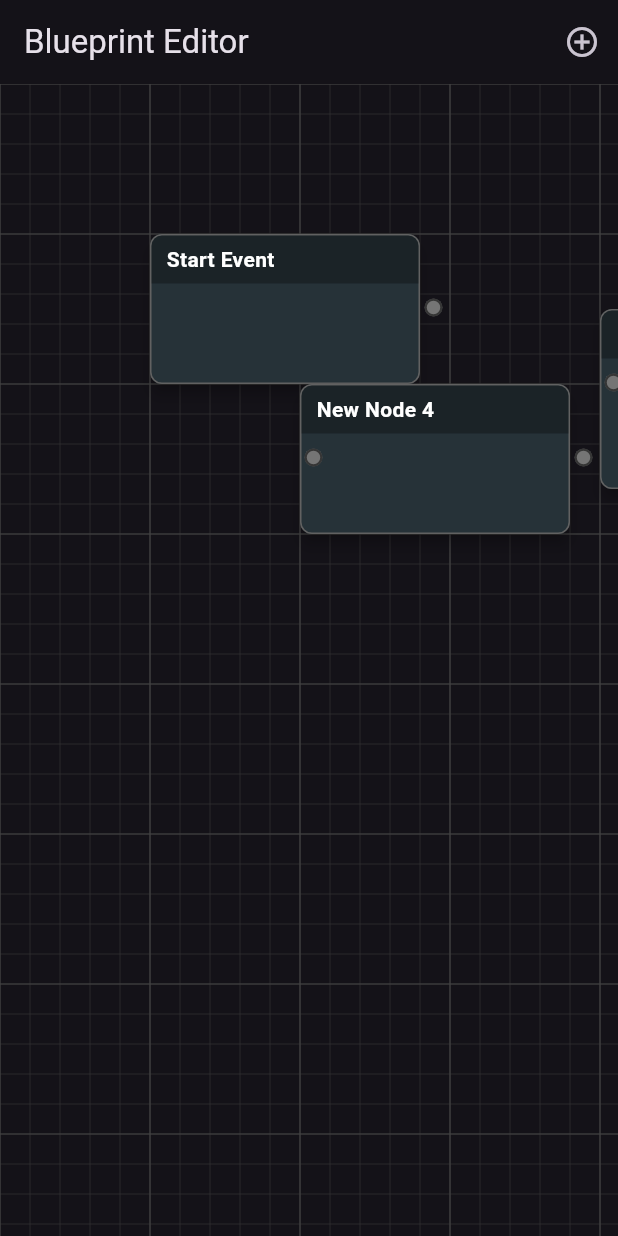
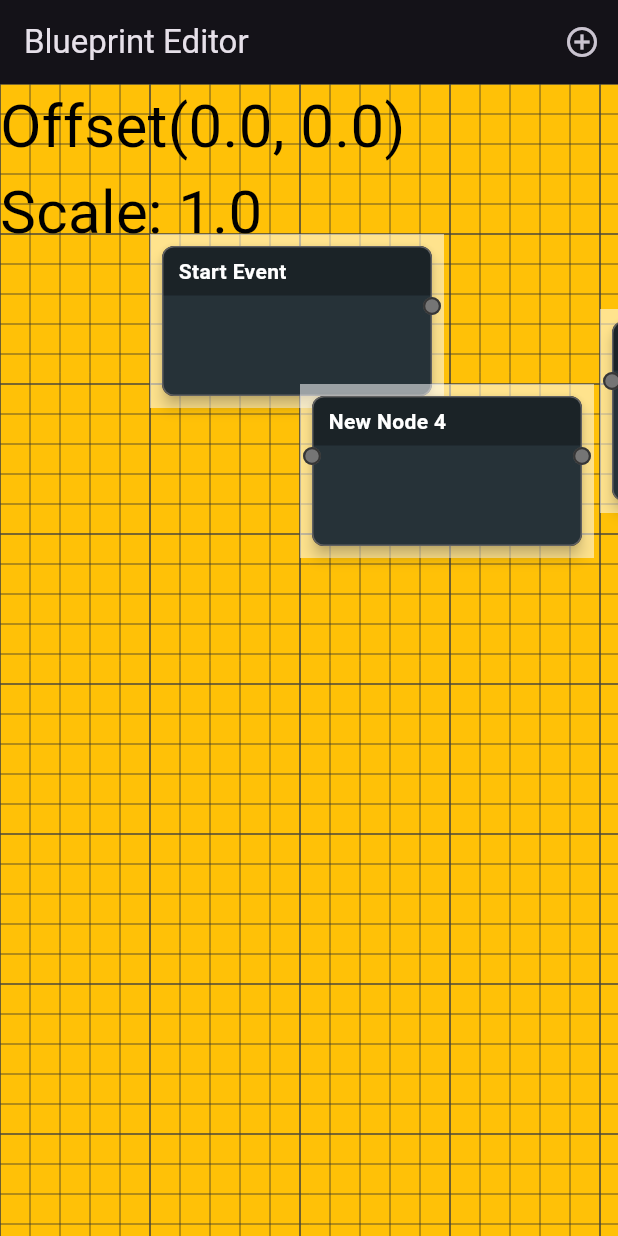
Before and after one commit to bar4488/app_builder, a Flutter app: the screen it shows after launch, after a tap on the "add circle outline" icon, on a phone screen of 412 x 824 dp. Run offline on Flutter 3.47's test engine with Material 3 defaults, Android fonts, the phone set to English and light mode, and no system bars.

Commit message:
basic blueprint implementation

```diff
--- a/lib/main.dart
+++ b/lib/main.dart
@@ -1,5 +1,7 @@
 import 'package:flutter/material.dart';
 import 'dart:math' as math;
+
+import 'package:flutter/src/gestures/events.dart';
 
 // Enum to define pin direction
 enum PinDirection { input, output }
@@ -122,6 +124,9 @@ class BlueprintEditorState extends ChangeNotifier {
   Offset? get dragCurrentPosition => _dragCurrentPosition;
   PinKey? get dragStartPinKey => _dragStartPinKey;
 
+  PinKey? _currentHoverPinKey;
+  PinKey? get currentHoverPinKey => _currentHoverPinKey;
+
   // --- Node Management ---
   void addNode(Node node) {
     node.calculatePinPositions(); // Calculate pin positions when adding
@@ -137,6 +142,11 @@ class BlueprintEditorState extends ChangeNotifier {
           conn.startPinKey.value.startsWith(nodeId) ||
           conn.endPinKey.value.startsWith(nodeId),
     );
+    notifyListeners();
+  }
+
+  void setHoverPinKey(PinKey? pinKey) {
+    _currentHoverPinKey = pinKey;
     notifyListeners();
   }
 
@@ -184,43 +194,42 @@ class BlueprintEditorState extends ChangeNotifier {
   void startDraggingConnection(
     PinKey pinKey,
     Offset startPosition,
+    Offset mousePosition,
     PinDirection direction,
   ) {
     _dragStartPinKey = pinKey;
     _dragStartPinPosition = startPosition;
-    _dragCurrentPosition = startPosition; // Initialize current pos
+    _dragCurrentPosition = mousePosition; // Initialize current pos
     dragStartPinDirection = direction;
     notifyListeners();
   }
 
-  void updateDraggingConnection(Offset currentPosition) {
-    if (_dragStartPinKey != null) {
+  void updateDraggingConnection({Offset? currentPosition, Offset? delta}) {
+    if (_dragCurrentPosition != null) {
+      if (currentPosition != null) {
         _dragCurrentPosition = currentPosition;
+      } else if (delta != null) {
+        _dragCurrentPosition = _dragCurrentPosition! + delta;
+      } else {
+        // Throw error
+        throw Exception("No current position or delta provided");
+      }
       notifyListeners();
     }
   }
 
-  void endDraggingConnection({PinKey? endPinKey}) {
+  void endDraggingConnection() {
+    var endPinKey = currentHoverPinKey;
     if (_dragStartPinKey != null &&
         endPinKey != null &&
         _dragStartPinKey != endPinKey) {
       // Ensure connection is between opposite pin types (output -> input)
-      final startPin = findPinByKey(_dragStartPinKey!);
-      final endPin = findPinByKey(endPinKey);
+      var startPin = findPinByKey(_dragStartPinKey!);
+      var endPin = findPinByKey(endPinKey);
 
       if (startPin != null &&
           endPin != null &&
           startPin.direction != endPin.direction) {
-        // Ensure input pins only accept one connection (optional rule)
-        if (endPin.direction == PinDirection.input) {
-          _connections.removeWhere((conn) => conn.endPinKey == endPinKey);
-        }
-        if (startPin.direction == PinDirection.output) {
-          _connections.removeWhere(
-            (conn) => conn.startPinKey == _dragStartPinKey!,
-          );
-        }
-
         // Determine correct start/end based on direction
         final outputPinKey =
             (startPin.direction == PinDirection.output)
@@ -230,6 +239,9 @@ class BlueprintEditorState extends ChangeNotifier {
             (startPin.direction == PinDirection.input)
                 ? _dragStartPinKey!
                 : endPinKey;
+
+        // Ensure input pins only accept one connection (optional rule)
+        _connections.removeWhere((conn) => conn.endPinKey == inputPinKey);
 
         _connections.add(
           Connection(startPinKey: outputPinKey, endPinKey: inputPinKey),
@@ -277,9 +289,9 @@ class BlueprintEditorState extends ChangeNotifier {
       if (node != null) {
         // Pin position is relative to node's top-left + node position + canvas offset
         return node.position +
+            const Offset(8, 8) + // padding TODO: remove
             pin.relativePosition +
-            const Offset(6, 6) +
-            _canvasOffset; // Add pin radius offset
+            const Offset(6, 6); // center location
       }
     }
     return null;
@@ -320,7 +332,9 @@ class BlueprintEditorPage extends StatefulWidget {
 
 class _BlueprintEditorPageState extends State<BlueprintEditorPage> {
   final BlueprintEditorState editorState = BlueprintEditorState();
-  Offset _lastPanPosition = Offset.zero; // For calculating pan delta
+  Offset _lastPanPosition = Offset.zero;
+
+  double _scale = 1.0; // For calculating pan delta
 
   @override
   void initState() {
@@ -421,8 +435,10 @@ class _BlueprintEditorPageState extends State<BlueprintEditorPage> {
       body: ListenableBuilder(
         listenable: editorState,
         builder: (context, child) {
-          return GestureDetector(
-            // --- Canvas Panning ---
+          return Listener(
+            onPointerSignal: _handleScrollZoom,
+            child: GestureDetector(
+              behavior: HitTestBehavior.opaque,
               onPanStart: (details) {
                 _lastPanPosition = details.globalPosition;
                 // Deselect nodes if clicking on background
@@ -454,13 +470,15 @@ class _BlueprintEditorPageState extends State<BlueprintEditorPage> {
                   editorState.panCanvas(delta);
                 }
                 // Update connection drag position if active
-              else if (editorState.dragStartPinKey != null) {
-                final RenderBox box = context.findRenderObject() as RenderBox;
-                final localPosition = box.globalToLocal(details.globalPosition);
-                editorState.updateDraggingConnection(
-                  localPosition,
-                ); // Use local position for drawing
-              }
+                // else if (editorState.dragStartPinKey != null) {
+                //   final RenderBox box = context.findRenderObject() as RenderBox;
+                //   final localPosition = box.globalToLocal(
+                //     details.globalPosition,
+                //   );
+                //   editorState.updateDraggingConnection(
+                //     localPosition,
+                //   ); // Use local position for drawing
+                // }
                 _lastPanPosition = details.globalPosition;
               },
               onPanEnd: (details) {
@@ -470,10 +488,35 @@ class _BlueprintEditorPageState extends State<BlueprintEditorPage> {
                   // This requires hit-testing pins based on the final position.
                   // For simplicity now, we just end the drag. A real implementation
                   // needs to find the pin under the cursor here.
-                editorState.endDraggingConnection(); // No end pin provided yet
+                  editorState
+                      .endDraggingConnection(); // No end pin provided yet
                 }
               },
-            // --- Main Canvas Stack ---
+              child: Container(
+                color: Colors.amber,
+                constraints: BoxConstraints.expand(),
+                child: Stack(
+                  clipBehavior: Clip.none,
+                  children: [
+                    Positioned(
+                      // clipBehavior: Clip.hardEdge,
+                      top: 0,
+                      left: 0,
+                      width: 4000,
+                      height: 4000,
+                      child: Transform(
+                        alignment: Alignment.topLeft,
+                        transformHitTests: true,
+                        transform:
+                            Matrix4.identity()
+                              ..translate(
+                                editorState.canvasOffset.dx,
+                                editorState.canvasOffset.dy,
+                              )
+                              ..scale(_scale),
+                        child: SizedBox(
+                          width: 4000,
+                          height: 4000,
                           child: Stack(
                             clipBehavior:
                                 Clip.none, // Allow nodes to be dragged partially off-screen
@@ -481,33 +524,72 @@ class _BlueprintEditorPageState extends State<BlueprintEditorPage> {
                               // Background Grid (Optional)
                               Positioned.fill(
                                 child: CustomPaint(
-                    painter: GridPainter(editorState.canvasOffset),
+                                  painter: GridPainter(
+                                    editorState.canvasOffset,
+                                    _scale,
+                                  ),
                                 ),
                               ),
 
                               // Connection Lines Painter
                               Positioned.fill(
                                 child: CustomPaint(
-                    painter: ConnectionPainter(editorState: editorState),
+                                  painter: ConnectionPainter(
+                                    editorState: editorState,
+                                  ),
                                 ),
                               ),
 
                               // Nodes
                               ...editorState.nodes.map(
                                 (node) => Positioned(
-                    key: ValueKey(node.id), // Important for stable updates
-                    left: node.position.dx + editorState.canvasOffset.dx,
-                    top: node.position.dy + editorState.canvasOffset.dy,
-                    child: NodeWidget(node: node, editorState: editorState),
+                                  key: ValueKey(
+                                    node.id,
+                                  ), // Important for stable updates
+                                  left: node.position.dx,
+                                  top: node.position.dy,
+                                  child: NodeWidget(
+                                    node: node,
+                                    editorState: editorState,
+                                  ),
                                 ),
                               ),
                             ],
+                          ),
+                        ),
+                      ),
+                    ),
+                    Text(
+                      "${editorState.canvasOffset}\nScale: ${_scale}",
+                      style: TextStyle(color: Colors.black, fontSize: 40),
+                    ),
+                  ],
+                ),
+              ),
             ),
           );
         },
       ),
     );
   }
+
+  void _handleScrollZoom(PointerSignalEvent e) {
+    if (e is! PointerScrollEvent) return;
+    final mousePos = e.localPosition;
+    final worldPos = _screenToWorld(mousePos);
+    final factor = e.scrollDelta.dy < 0 ? 1.1 : 0.9;
+    final newScale = (_scale * factor).clamp(0.25, 4.0);
+    setState(() {
+      _scale = newScale;
+      editorState._canvasOffset = mousePos - worldPos * _scale;
+    });
+  }
+
+  Offset _screenToWorld(Offset screen) =>
+      (screen - editorState._canvasOffset) / _scale;
+
+  Offset _worldToScreen(Offset world) =>
+      (world * _scale) + editorState._canvasOffset;
 }
 
 // --- Node Widget ---
@@ -522,8 +604,18 @@ class NodeWidget extends StatelessWidget {
   Widget build(BuildContext context) {
     // Recalculate pin positions if needed (e.g., if size changes, though fixed for now)
     // node.calculatePinPositions(); // Usually called when node created/resized
+    var padding = 8;
 
-    return GestureDetector(
+    return Stack(
+      clipBehavior: Clip.none,
+      children: [
+        Container(
+          alignment: Alignment.center,
+          width: node.size.width + padding * 2,
+          height: node.size.height + padding * 2,
+          color: Colors.white54,
+          child: GestureDetector(
+            behavior: HitTestBehavior.opaque,
             onPanStart: (details) {
               // Select node on drag start
               editorState.selectNode(
@@ -538,15 +630,20 @@ class NodeWidget extends StatelessWidget {
             child: Material(
               elevation: node.isSelected ? 8.0 : 4.0,
               borderRadius: BorderRadius.circular(8.0),
-        color: node.isSelected ? Colors.blueGrey[700] : Colors.blueGrey[900],
               child: Container(
                 width: node.size.width,
                 height: node.size.height,
                 decoration: BoxDecoration(
+                  color:
+                      node.isSelected
+                          ? Colors.blueGrey[700]
+                          : Colors.blueGrey[900],
                   borderRadius: BorderRadius.circular(8.0),
                   border: Border.all(
                     color:
-                  node.isSelected ? Colors.lightBlueAccent : Colors.grey[700]!,
+                        node.isSelected
+                            ? Colors.lightBlueAccent
+                            : Colors.grey[700]!,
                     width: node.isSelected ? 2.0 : 1.0,
                   ),
                 ),
@@ -567,7 +664,9 @@ class NodeWidget extends StatelessWidget {
                         decoration: BoxDecoration(
                           color: Colors.black.withOpacity(0.3),
                           borderRadius: const BorderRadius.only(
-                      topLeft: Radius.circular(7.0), // Match container radius
+                            topLeft: Radius.circular(
+                              7.0,
+                            ), // Match container radius
                             topRight: Radius.circular(7.0),
                           ),
                         ),
@@ -581,26 +680,35 @@ class NodeWidget extends StatelessWidget {
                         ),
                       ),
                     ),
+                  ],
+                ),
+              ),
+            ),
+          ),
+        ),
         // Input Pins
         ...node.inputPins.map(
           (pin) => Positioned(
-                  left: pin.relativePosition.dx - 6, // Center the pin visually
-                  top: pin.relativePosition.dy,
+            left:
+                padding +
+                pin.relativePosition.dx -
+                6, // Center the pin visually
+            top: padding + pin.relativePosition.dy,
             child: PinWidget(pin: pin, editorState: editorState),
           ),
         ),
         // Output Pins
         ...node.outputPins.map(
           (pin) => Positioned(
-                  left: pin.relativePosition.dx - 6, // Center the pin visually
-                  top: pin.relativePosition.dy,
+            left:
+                padding +
+                pin.relativePosition.dx -
+                6, // Center the pin visually
+            top: padding + pin.relativePosition.dy,
             child: PinWidget(pin: pin, editorState: editorState),
           ),
         ),
       ],
-          ),
-        ),
-      ),
     );
   }
 }
@@ -671,92 +779,42 @@ class PinWidget extends StatelessWidget {
 
     return GestureDetector(
       // --- Connection Drag Handling ---
+      behavior: HitTestBehavior.opaque,
       onPanStart: (details) {
         // Get the global position of the center of the pin widget
-        final RenderBox renderBox = context.findRenderObject() as RenderBox;
-        final pinCenterGlobal = renderBox.localToGlobal(
-          const Offset(pinSize / 2, pinSize / 2),
-        );
-        // Convert global position to the local coordinate system of the main Stack
-        final RenderBox stackRenderBox =
-            context
-                .findAncestorRenderObjectOfType<
-                  RenderBox
-                >()!; // Find the main Stack's RenderBox
-        final pinCenterLocalToStack = stackRenderBox.globalToLocal(
-          pinCenterGlobal,
-        );
+        var pinPosition = editorState.getPinGlobalPosition(pin.key)!;
+        var mousePosition =
+            pinPosition + details.localPosition - Offset(pinSize, pinSize / 2);
 
         editorState.startDraggingConnection(
           pin.key,
-          pinCenterLocalToStack,
+          pinPosition,
+          mousePosition,
           pin.direction,
         );
       },
       onPanUpdate: (details) {
-        // Update position while dragging from pin handled by the main GestureDetector
+        editorState.updateDraggingConnection(delta: details.delta);
       },
       onPanEnd: (details) {
-        // Find which pin (if any) the drag ended on
-        PinKey? targetPinKey;
-        final RenderBox stackRenderBox =
-            context.findAncestorRenderObjectOfType<RenderBox>()!;
-        final dropPositionLocal = stackRenderBox.globalToLocal(
-          _lastPanPosition,
-        ); // Use last known global position
-
-        for (var node in editorState.nodes) {
-          for (var targetPin in node.allPins) {
-            if (targetPin.key == editorState.dragStartPinKey)
-              continue; // Can't connect to self
-
-            // Get the target pin's widget RenderBox
-            // This relies on the PinWidget having a key based on PinKey
-            final GlobalKey targetGlobalKey = GlobalKey(
-              debugLabel: targetPin.key.value,
-            ); // Need a way to access keys, this is conceptual
-            final RenderBox?
-            targetRenderBox = // How to get renderbox from key? Needs better state/widget structure
-                editorState.getPinGlobalPosition(targetPin.key) != null
-                    ? // Check if pin exists
-                    (PinWidget(
-                          pin: targetPin,
-                          editorState: editorState,
-                          key: ValueKey(targetPin.key),
-                        ).createElement().findRenderObject()
-                        as RenderBox?) // This is NOT reliable
-                    : null;
-
-            // A more robust way: iterate through all PinWidgets in the tree and check their render boxes
-            // Or, store pin RenderBoxes/positions in the state when they are laid out.
-
-            // Simplified Hit Test (using calculated positions):
-            final targetPinGlobalPos = editorState.getPinGlobalPosition(
-              targetPin.key,
-            );
-            if (targetPinGlobalPos != null) {
-              final targetRect = Rect.fromCenter(
-                center: targetPinGlobalPos,
-                width: pinSize + interactionPadding * 2,
-                height: pinSize + interactionPadding * 2,
-              );
-              // Use the Stack's local coordinates for the drop position
-              if (targetRect.contains(dropPositionLocal)) {
-                targetPinKey = targetPin.key;
-                break; // Found target pin
-              }
-            }
-          }
-          if (targetPinKey != null) break; // Exit outer loop
-        }
-
-        editorState.endDraggingConnection(endPinKey: targetPinKey);
+        print("Pin drag ended");
+        editorState.endDraggingConnection();
       },
       child: Tooltip(
         message: "${pin.label} (${pin.direction.name})",
-        child: Container(
-          // Add padding to increase interaction area without enlarging visual pin
-          padding: const EdgeInsets.all(interactionPadding),
+        child: MouseRegion(
+          onEnter: (event) {
+            print("Entering pin: ${pin.label}");
+            editorState.setHoverPinKey(pin.key);
+          },
+          onHover: (event) {
+            print("Hovering over pin: ${pin.label}");
+            editorState.setHoverPinKey(pin.key);
+          },
+          onExit: (event) {
+            print("Exiting pin: ${pin.label}");
+            editorState.setHoverPinKey(null);
+          },
           child: Container(
             width: pinSize,
             height: pinSize,
@@ -923,10 +981,11 @@ class ConnectionPainter extends CustomPainter {
 
 class GridPainter extends CustomPainter {
   final Offset offset; // Canvas pan offset
+  final double scale; // Canvas pan offset
   final double majorGridStep = 100.0;
   final double minorGridStep = 20.0;
 
-  GridPainter(this.offset);
+  GridPainter(this.offset, this.scale);
 
   @override
   void paint(Canvas canvas, Size size) {
@@ -944,27 +1003,53 @@ class GridPainter extends CustomPainter {
 
     // Calculate the start and end points based on the canvas size and offset
     // Adjust grid lines based on the canvas offset to create panning effect
-    final double startX = -(offset.dx % majorGridStep);
-    final double startY = -(offset.dy % majorGridStep);
-    final double startXMinor = -(offset.dx % minorGridStep);
-    final double startYMinor = -(offset.dy % minorGridStep);
 
+    Offset screenZero = _screenToWorld(Offset.zero);
+    Offset screenMax = _screenToWorld(Offset(size.width, size.height));
+
+    final double startX =
+        (screenZero.dx ~/ majorGridStep).toDouble() * majorGridStep;
+    final double startY =
+        (screenZero.dy ~/ majorGridStep).toDouble() * majorGridStep;
+    final double startXMinor =
+        (screenZero.dx ~/ minorGridStep).toDouble() * minorGridStep;
+    final double startYMinor =
+        (screenZero.dy ~/ minorGridStep).toDouble() * minorGridStep;
     // Draw minor grid lines
-    for (double x = startXMinor; x < size.width; x += minorGridStep) {
-      canvas.drawLine(Offset(x, 0), Offset(x, size.height), minorPaint);
+    for (double x = startXMinor; x < screenMax.dx; x += minorGridStep) {
+      canvas.drawLine(
+        Offset(x, screenZero.dy),
+        Offset(x, screenMax.dy),
+        minorPaint,
+      );
     }
-    for (double y = startYMinor; y < size.height; y += minorGridStep) {
-      canvas.drawLine(Offset(0, y), Offset(size.width, y), minorPaint);
+    for (double y = startYMinor; y < screenMax.dy; y += minorGridStep) {
+      canvas.drawLine(
+        Offset(screenZero.dx, y),
+        Offset(screenMax.dx, y),
+        minorPaint,
+      );
     }
 
     // Draw major grid lines (over minor lines)
-    for (double x = startX; x < size.width; x += majorGridStep) {
-      canvas.drawLine(Offset(x, 0), Offset(x, size.height), majorPaint);
+    for (double x = startX; x < screenMax.dx; x += majorGridStep) {
+      canvas.drawLine(
+        Offset(x, screenZero.dy),
+        Offset(x, screenMax.dy),
+        majorPaint,
+      );
     }
-    for (double y = startY; y < size.height; y += majorGridStep) {
-      canvas.drawLine(Offset(0, y), Offset(size.width, y), majorPaint);
+    for (double y = startY; y < screenMax.dy; y += majorGridStep) {
+      canvas.drawLine(
+        Offset(screenZero.dx, y),
+        Offset(screenMax.dx, y),
+        majorPaint,
+      );
     }
   }
+
+  // screen to world
+  Offset _screenToWorld(Offset screen) => (screen - offset) / scale;
 
   @override
   bool shouldRepaint(covariant GridPainter oldDelegate) {
```
Lines whose indentation alone changed are shown as unchanged.
